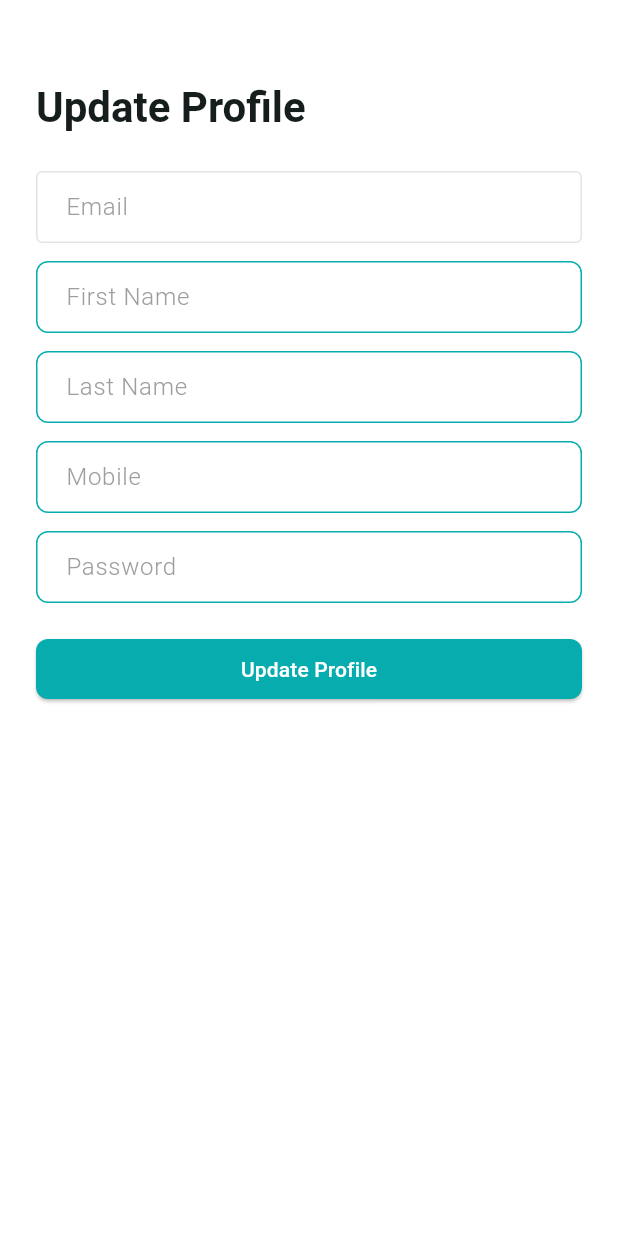
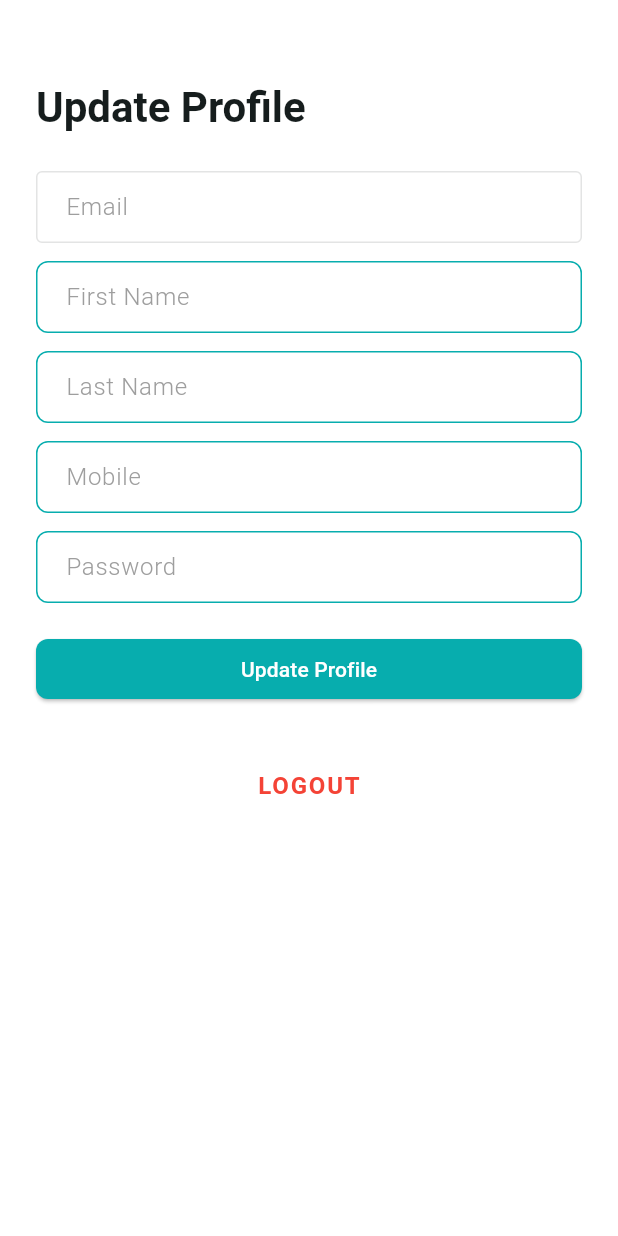
Before and after one commit to NahidAlamRahat/E-Commerce-project, a Flutter app: the screen it shows after launch, after a tap on the "person outline" icon, on a phone screen of 412 x 824 dp. Run offline on Flutter 3.47's test engine with Material 3 defaults, Android fonts, the phone set to English and light mode, and no system bars; our stand-ins replace carousel_slider, firebase_core, firebase_crashlytics, flutter_rating_bar, flutter_svg, get and 3 more; missing offline and left inert: flutter_sslcommerz; accounts and stored records are empty; network calls fail.

```diff
--- a/lib/app/app.dart
+++ b/lib/app/app.dart
@@ -73,7 +73,7 @@ class CraftyBayApp extends StatelessWidget {
         GlobalWidgetsLocalizations.delegate,
         GlobalCupertinoLocalizations.delegate,
       ],
-      locale: Locale('en'),
+      locale: Locale('bn'),
       supportedLocales: [Locale('en'), Locale('bn')],
     );
   }
--- a/lib/app/controller_binder.dart
+++ b/lib/app/controller_binder.dart
@@ -22,7 +22,7 @@ class ControllerBinder extends Bindings{
     Get.put(AuthController());
     Get.put(SignInController());
     Get.lazyPut(() =>  SignUpController());
-    Get.lazyPut(() =>  OtpVerifyicationController());
+    Get.lazyPut(() =>  VerifyOtpController());
     Get.put(HomeSliderController());
     Get.put(CategoryController());
     Get.put(PopularProductListController());
--- a/lib/feature/auth/ui/controller/sign_up_controller.dart
+++ b/lib/feature/auth/ui/controller/sign_up_controller.dart
@@ -32,4 +32,5 @@ class SignUpController extends GetxController {
     update();
     return isSuccess;
   }
+
 }
--- a/lib/feature/profile/ui/screen/update_profile.dart
+++ b/lib/feature/profile/ui/screen/update_profile.dart
@@ -1,7 +1,9 @@
+import 'package:e_commerce/core/widgets/show_custom_alert_dialog.dart';
 import 'package:e_commerce/feature/auth/ui/controller/auth_controller.dart';
 import 'package:flutter/material.dart';
 import 'package:get/get.dart';
 import '../../../auth/ui/controller/update_profile_controller.dart';
+import '../../../auth/ui/screens/sign_in_screen.dart';
 
 class UpdateScreen extends StatefulWidget {
   static String name = 'update/screen';
@@ -107,6 +109,40 @@ class _UpdateScreenState extends State<UpdateScreen> {
                         ? const CircularProgressIndicator()
                         : const Text('Update Profile'),
                   ),
+                  const SizedBox(height: 30),
+                  Center(
+                    child: TextButton(
+                        onPressed: () {
+                          showCustomAlertDialog(
+                            context,
+                            text: const Text(
+                              'Logout!',
+                              style: TextStyle(fontSize: 20),
+                            ),
+                            message: 'Are you sure you want to logout?',
+                            onConfirm: () async {
+                              await _authController.clearUserData();
+                              Get.offNamedUntil(SignInScreen.name, (route) => false,);
+                            },
+                          );
+                        },
+
+                      style: TextButton.styleFrom(
+                        foregroundColor: Colors.red, // Text color
+                        padding: const EdgeInsets.symmetric(horizontal: 20, vertical: 12),
+                        textStyle: const TextStyle(
+                          fontSize: 16,
+                          fontWeight: FontWeight.bold,
+                          letterSpacing: 1.2,
+                        ),
+                        shape: RoundedRectangleBorder(
+                          borderRadius: BorderRadius.circular(8),
+                        ),
+                      ),
+                      child: const Text('LOGOUT'),
+                    ),
+                  )
+
                 ],
               ),
             ),
```
Also changed, not shown: lib/core/widgets/show_custom_alert_dialog.dart (added, +49 -0 lines), lib/feature/auth/ui/controller/otp_veriffication_controller.dart (+31 -9 lines), lib/feature/auth/ui/screens/otp_verification_screen.dart (+58 -28 lines), lib/feature/auth/ui/screens/sign_in_screen.dart (+20 -13 lines), lib/feature/auth/ui/screens/sign_up_screen.dart (+7 -7 lines).
